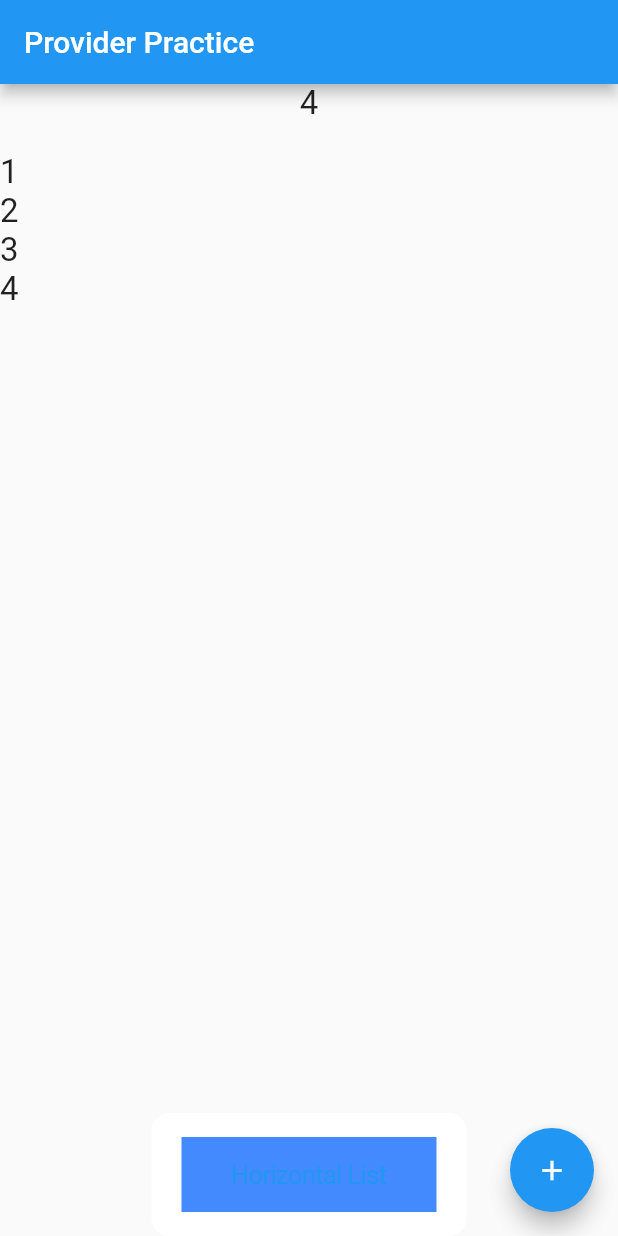
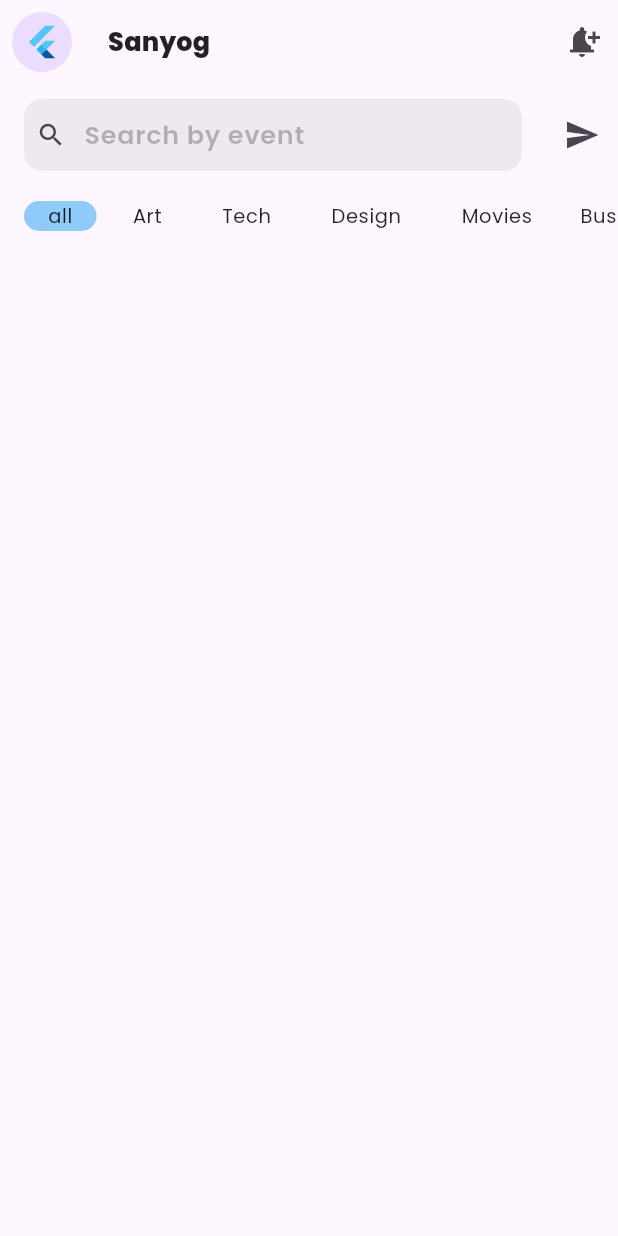
Before and after one commit to sanyogsr/flutter-30-days, a Flutter app: the screen it shows after launch, on a phone screen of 412 x 824 dp. Run offline on Flutter 3.47's test engine with Material 2 defaults, Android fonts, the phone set to English and light mode, and no system bars; our stand-ins replace google_fonts.

Commit message:
flutter basics event page

```diff
--- a/analysis_options.yaml
+++ b/analysis_options.yaml
@@ -22,8 +22,8 @@ linter:
   # `// ignore_for_file: name_of_lint` syntax on the line or in the file
   # producing the lint.
   rules:
-    # avoid_print: false  # Uncomment to disable the `avoid_print` rule
-    # prefer_single_quotes: true  # Uncomment to enable the `prefer_single_quotes` rule
+  # avoid_print: false  # Uncomment to disable the `avoid_print` rule
+  # prefer_single_quotes: true  # Uncomment to enable the `prefer_single_quotes` rule
 
 # Additional information about this file can be found at
 # https://dart.dev/guides/language/analysis-options
--- /dev/null
+++ b/lib/flutter-basics/features/home/presentation/event_list/event_category_item.dart
@@ -0,0 +1,42 @@
+// ignore_for_file: public_member_api_docs, sort_constructors_first
+import 'package:flutter/material.dart';
+
+class EventCategoryItem extends StatelessWidget {
+  final bool isActive;
+  final String text;
+  final bool isFirst;
+  final bool isLast;
+
+  const EventCategoryItem({
+    Key? key,
+    required this.isActive,
+    required this.text,
+    required this.isFirst,
+    required this.isLast,
+  }) : super(key: key);
+
+  @override
+  Widget build(BuildContext context) {
+    return AnimatedContainer(
+      duration: Duration(milliseconds: 1000),
+      margin: isLast
+          ? EdgeInsets.only(right: 16)
+          : EdgeInsets.only(left: isFirst ? 16 : 8),
+      decoration: BoxDecoration(
+          color: isActive ? Colors.blue.shade200 : Colors.transparent,
+          borderRadius: BorderRadius.circular(15)),
+      child: InkWell(
+        onTap: () {},
+        child: Padding(
+          padding: const EdgeInsets.symmetric(horizontal: 16),
+          child: Center(
+            child: Text(
+              text,
+              style: Theme.of(context).textTheme.bodySmall,
+            ),
+          ),
+        ),
+      ),
+    );
+  }
+}
--- /dev/null
+++ b/lib/flutter-basics/features/home/presentation/event_list/event_list_page.dart
@@ -0,0 +1,40 @@
+import 'package:flutter/material.dart';
+import 'package:thirty_days/flutter-basics/features/home/presentation/event_list/search_box.dart';
+import 'package:thirty_days/flutter-basics/features/home/presentation/event_list/search_category.dart';
+
+class EventListPage extends StatelessWidget {
+  const EventListPage({Key? key}) : super(key: key);
+
+  @override
+  Widget build(BuildContext context) {
+    return Scaffold(
+      appBar: AppBar(
+        title: Text(
+          "Sanyog",
+          style: Theme.of(context).textTheme.titleMedium!.copyWith(),
+        ),
+
+        // centerTitle: true,
+        actions: [
+          IconButton(onPressed: () {}, icon: Icon(Icons.notification_add))
+        ],
+        leading: Padding(
+          padding: const EdgeInsets.all(8.0),
+          child: CircleAvatar(child: FlutterLogo()),
+        ),
+      ),
+      body: Padding(
+        padding: EdgeInsets.symmetric(vertical: 10),
+        child: Column(
+          children: const [
+            SearchBox(),
+            const SizedBox(
+              height: 20,
+            ),
+            SearchCategory(activeCategory: 'all')
+          ],
+        ),
+      ),
+    );
+  }
+}
--- /dev/null
+++ b/lib/flutter-basics/features/home/presentation/event_list/model/mock.dart
@@ -0,0 +1,8 @@
+final List<String> categories = [
+  "all",
+  "Art",
+  "Tech",
+  "Design",
+  "Movies",
+  "Business"
+];
--- /dev/null
+++ b/lib/flutter-basics/features/home/presentation/event_list/search_box.dart
@@ -0,0 +1,47 @@
+import 'package:flutter/material.dart';
+
+class SearchBox extends StatefulWidget {
+  const SearchBox({Key? key});
+
+  @override
+  _SearchBoxState createState() => _SearchBoxState();
+}
+
+class _SearchBoxState extends State<SearchBox> {
+  @override
+  Widget build(BuildContext context) {
+    return Row(
+      children: [
+        Expanded(
+          child: Padding(
+            padding: const EdgeInsets.symmetric(horizontal: 16),
+            child: DecoratedBox(
+              decoration: BoxDecoration(
+                color: Color(0x0F000000),
+                borderRadius: BorderRadius.circular(12),
+              ),
+              child: TextFormField(
+                // textAlignVertical: TextAlignVertical.center,
+                style: Theme.of(context).textTheme.bodyLarge,
+                decoration: InputDecoration(
+                    hintText: "Search by event",
+                    border: InputBorder.none,
+                    prefixIcon: Icon(
+                      Icons.search,
+                      size: 20,
+                    ),
+                    hintStyle: Theme.of(context)
+                        .textTheme
+                        .bodyLarge!
+                        .copyWith(color: Colors.black26),
+                    prefixIconConstraints:
+                        BoxConstraints.tight(Size.fromRadius(18))),
+              ),
+            ),
+          ),
+        ),
+        IconButton(onPressed: () {}, icon: Icon(Icons.send))
+      ],
+    );
+  }
+}
--- /dev/null
+++ b/lib/flutter-basics/features/home/presentation/event_list/search_category.dart
@@ -0,0 +1,32 @@
+// ignore_for_file: public_member_api_docs, sort_constructors_first
+import 'package:flutter/material.dart';
+import 'package:thirty_days/flutter-basics/features/home/presentation/event_list/event_category_item.dart';
+import 'package:thirty_days/flutter-basics/features/home/presentation/event_list/model/mock.dart';
+
+class SearchCategory extends StatelessWidget {
+  final String activeCategory;
+  const SearchCategory({
+    Key? key,
+    required this.activeCategory,
+  }) : super(key: key);
+
+  @override
+  Widget build(BuildContext context) {
+    return SizedBox(
+      height: 20,
+      child: ListView.builder(
+          scrollDirection: Axis.horizontal,
+          physics:
+              AlwaysScrollableScrollPhysics(parent: BouncingScrollPhysics()),
+          itemCount: categories.length,
+          itemBuilder: (context, index) {
+            return EventCategoryItem(
+              isActive: categories[index] == activeCategory,
+              text: categories[index],
+              isLast: index == categories.length -1,
+              isFirst: index ==0,
+            );
+          }),
+    );
+  }
+}
--- a/lib/main.dart
+++ b/lib/main.dart
@@ -1,7 +1,10 @@
+import 'package:design/design.dart';
 import 'package:flutter/material.dart';
 import 'package:provider/provider.dart';
+import 'package:thirty_days/flutter-basics/features/home/presentation/event_list/event_list_page.dart';
 import 'package:thirty_days/screen_days/Day1-provider/list_provider.dart';
-import 'package:thirty_days/screen_days/Day1-provider/vertical_list.dart';
+// import 'package:thirty_days/screen_days/Day1-provider/vertical_list.dart';
+// import 'package:thirty_days/screen_days/Day3-Rest_api/todo_list.dart';
 
 void main() {
   runApp(Main());
@@ -16,7 +19,11 @@ class Main extends StatelessWidget {
       providers: [ChangeNotifierProvider(create: (context) => ListProvider())],
       child: MaterialApp(
         debugShowCheckedModeBanner: false,
-        home: Vertical(),
+        theme: ThemeData.light(
+          useMaterial3: true
+
+        ).copyWith(textTheme: poppins),
+        home: EventListPage(),
       ),
     );
   }
--- /dev/null
+++ b/packages/core/design/analysis_options.yaml
@@ -0,0 +1,4 @@
+include: package:flutter_lints/flutter.yaml
+
+# Additional information about this file can be found at
+# https://dart.dev/guides/language/analysis-options
--- /dev/null
+++ b/packages/core/design/lib/design.dart
@@ -0,0 +1 @@
+export 'src/Theme/texts.dart';
--- /dev/null
+++ b/packages/core/design/lib/src/Theme/texts.dart
@@ -0,0 +1,14 @@
+import 'package:flutter/material.dart';
+
+import 'package:google_fonts/google_fonts.dart';
+
+final TextTheme _basePoppins = GoogleFonts.poppinsTextTheme();
+
+final poppins = _basePoppins.copyWith(
+  titleMedium: _basePoppins.titleMedium
+      ?.copyWith(fontSize: 17, fontWeight: FontWeight.w800),
+  bodyLarge: _basePoppins.bodyLarge
+      ?.copyWith(fontSize: 17, fontWeight: FontWeight.w600),
+  bodySmall: _basePoppins.bodyLarge
+      ?.copyWith(fontSize: 13, fontWeight: FontWeight.w400),
+);
```
Also changed, not shown: lib/flutter-basics/features/home/presentation/event_list/event_last.dart (added, +21 -0 lines), lib/screen_days/Day3-Rest_api/add_page.dart (added, +96 -0 lines), lib/screen_days/Day3-Rest_api/todo_list.dart (added, +100 -0 lines), packages/core/design/pubspec.yaml (added, +54 -0 lines), pubspec.yaml (+5 -12 lines), pubspec.lock, 6 other files.
